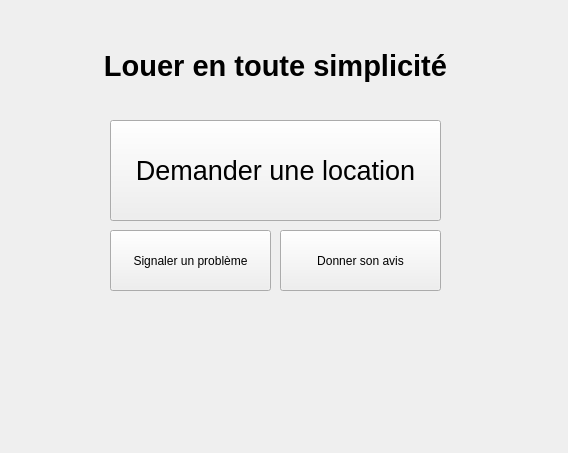
This is fenetreprincipale.ui in TitiCrou/TAC as Qt 5 draws it before an edit. The edited form follows.
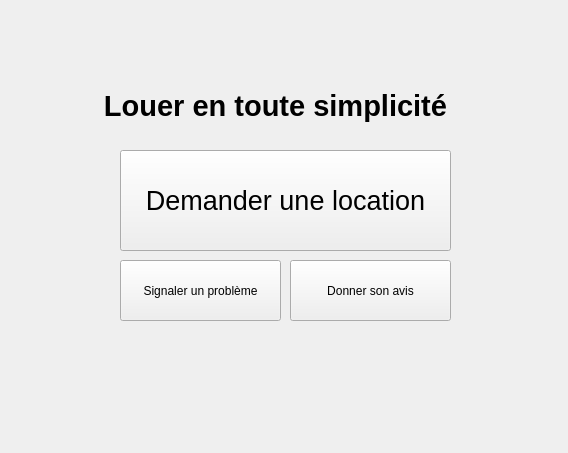
This is the edited form.

Commit message: corrections de bug affichages

Patch:
```diff
--- a/fenetreprincipale.ui
+++ b/fenetreprincipale.ui
@@ -16,17 +16,17 @@
   <widget class="QWidget" name="centralWidget" native="true">
    <property name="geometry">
     <rect>
-     <x>0</x>
-     <y>0</y>
+     <x>20</x>
+     <y>20</y>
      <width>551</width>
-     <height>321</height>
+     <height>391</height>
     </rect>
    </property>
    <widget class="QPushButton" name="askLocation">
     <property name="geometry">
      <rect>
-      <x>110</x>
-      <y>120</y>
+      <x>100</x>
+      <y>130</y>
       <width>331</width>
       <height>101</height>
      </rect>
@@ -43,8 +43,8 @@
    <widget class="QPushButton" name="probleme">
     <property name="geometry">
      <rect>
-      <x>110</x>
-      <y>230</y>
+      <x>100</x>
+      <y>240</y>
       <width>161</width>
       <height>61</height>
      </rect>
@@ -56,8 +56,8 @@
    <widget class="QPushButton" name="avis">
     <property name="geometry">
      <rect>
-      <x>280</x>
-      <y>230</y>
+      <x>270</x>
+      <y>240</y>
       <width>161</width>
       <height>61</height>
      </rect>
@@ -69,8 +69,8 @@
    <widget class="QLabel" name="titre">
     <property name="geometry">
      <rect>
-      <x>30</x>
-      <y>30</y>
+      <x>10</x>
+      <y>50</y>
       <width>491</width>
       <height>71</height>
      </rect>
```
